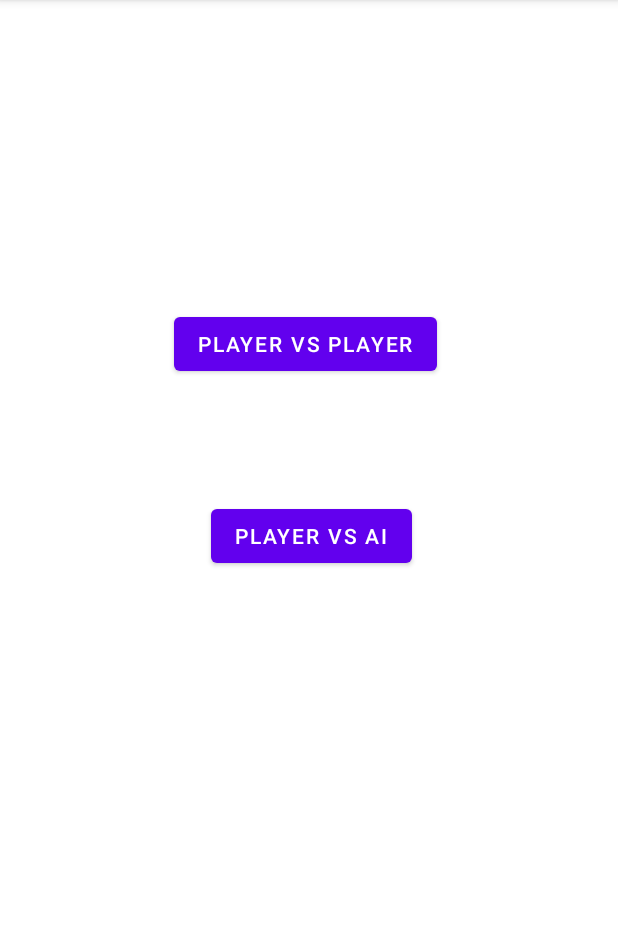
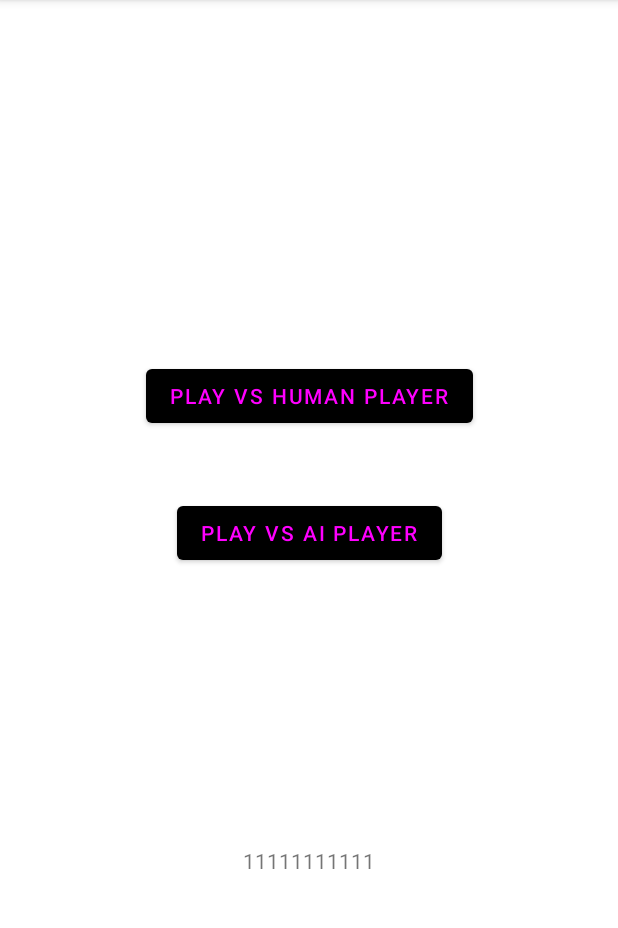
Before and after one commit to ofekbl/TIC_TAC_TOE_app, an Android app: the screen it shows after launch (MainActivity), on a phone screen of 412 x 824 dp, the part 84-1012 px from its top. Run offline under Robolectric (Android 15) with nearby library versions, the phone set to English and light mode, and no system bars.

Commit message:
presenter and view

```diff
--- /dev/null
+++ b/app/src/main/java/com/example/tictactoe/Consts.kt
@@ -0,0 +1,14 @@
+package com.example.tictactoe
+
+class Consts {
+
+    companion object {
+
+        const val PLAYER_TYPE = "player type"
+        const val HUMAN_PLAYER_TYPE = 1
+        const val AI_PLAYER_TYPE = 2
+        const val LAST_PLAYED_TIME = "Last played time"
+        const val MAIN_ACTIVITY_SHARED_PREF_TABLE = "MyPrefs"
+
+    }
+}
--- /dev/null
+++ b/app/src/main/java/com/example/tictactoe/TICTACTOESharedPrefs.kt
@@ -0,0 +1,4 @@
+package com.example.tictactoe
+
+interface TICTACTOESharedPrefs {
+}
--- a/app/src/main/java/com/example/tictactoe/presentation/MainActivity.kt
+++ b/app/src/main/java/com/example/tictactoe/presentation/MainActivity.kt
@@ -1,66 +1,94 @@
 package com.example.tictactoe.presentation
 
+import android.content.Context
 import android.content.Intent
+import android.content.SharedPreferences
+import android.os.Build
 import android.os.Bundle
+import android.util.Log
 import android.widget.Button
+import android.widget.TextView
+import androidx.annotation.RequiresApi
 import androidx.appcompat.app.AppCompatActivity
+import com.example.tictactoe.Consts
 import com.example.tictactoe.R
+import java.time.LocalDate
+import java.util.*
 
 class MainActivity : AppCompatActivity(), MainContract.View {
-
-    private var mvpFactory = MainActivityMVPFactory()
+    private var mvpFactory: MainActivityMVPFactory? = null
+    private var sharedPref: SharedPreferences? = null
+    private var editor: SharedPreferences.Editor? = null
 
     private var presenter: MainContract.Presenter? = null
-    private lateinit var humanPlayerButton: Button
-    private lateinit var aiPlayerButton: Button
+    private var humanPlayerButton: Button? = null
+    private var aiPlayerButton: Button? = null
+    private var lastPlayedTextView: TextView? = null
 
+    @RequiresApi(Build.VERSION_CODES.O)
     override fun onCreate(savedInstanceState: Bundle?) {
         super.onCreate(savedInstanceState)
+        setContentView(R.layout.activity_main)
+
+        sharedPref = this.getSharedPreferences(Consts.MAIN_ACTIVITY_SHARED_PREF_TABLE, Context.MODE_PRIVATE)
+        editor = sharedPref?.edit()
+        mvpFactory = MainActivityMVPFactory(sharedPref)
         createPresenterAndModel()
-        setContentView(R.layout.activity_main)
 
         humanPlayerButton = findViewById(R.id.human_player)
         aiPlayerButton = findViewById(R.id.AI_player)
+        lastPlayedTextView = findViewById(R.id.Last_Seen)
 
-        humanPlayerButton.setOnClickListener {
-        presenter?.playerVSPlayerButtonClicked()
+        humanPlayerButton?.setOnClickListener {
+            presenter?.playerVSPlayerButtonClicked()
+            editor?.putString(Consts.LAST_PLAYED_TIME, LocalDate.now().toString())
+            Log.i("Human button clicked", LocalDate.now().toString())
         }
 
-        aiPlayerButton.setOnClickListener{
-        presenter?.playerVSAIButtonClicked()
+        aiPlayerButton?.setOnClickListener {
+            presenter?.playerVSAIButtonClicked()
+            editor?.putString(Consts.LAST_PLAYED_TIME, LocalDate.now().toString())
+            Log.i("AI button clicked", LocalDate.now().toString())
         }
+        presenter?.viewCreated()
     }
 
-    private fun createPresenterAndModel(){
-        presenter = mvpFactory.createViewAndPresenter(this)
-        mvpFactory.createModel()
+    private fun createPresenterAndModel() {
+        presenter = mvpFactory?.createViewAndPresenter(this)
+        mvpFactory?.createModel()
     }
 
     override fun setPlayerVsPlayerButtonText(text: String) {
-        humanPlayerButton.text = "test"
+        humanPlayerButton?.text = text
     }
 
     override fun setPlayerVsAiButtonText(text: String) {
-        humanPlayerButton.text = "test1"
+        aiPlayerButton?.text = text
     }
 
-    override fun setPlayerVsPlayerButtonTextColor(color: Int){
-        humanPlayerButton.setTextColor(color)
-    }
-    override fun setPlayerVsAiButtonTextColor(color: Int){
-        aiPlayerButton.setTextColor(color)
-    }
-    override fun setPlayerVsPlayerButtonColor(color: Int){
-        humanPlayerButton.setBackgroundColor(color)
-    }
-    override fun setPlayerVsAiButtonColor(color: Int){
-        aiPlayerButton.setBackgroundColor(color)
-
+    override fun setPlayerVsPlayerButtonTextColor(color: Int) {
+        humanPlayerButton?.setTextColor(color)
     }
 
-    override fun openGameActivity(name: String, value: Int) {
+    override fun setPlayerVsAiButtonTextColor(color: Int) {
+        aiPlayerButton?.setTextColor(color)
+    }
+
+    override fun setPlayerVsPlayerButtonColor(color: Int) {
+        humanPlayerButton?.setBackgroundColor(color)
+    }
+
+    override fun setPlayerVsAiButtonColor(color: Int) {
+        aiPlayerButton?.setBackgroundColor(color)
+    }
+
+    override fun setLastPlayedText(date: String){
+        lastPlayedTextView?.text = date
+    }
+
+    override fun openGameActivity(gameType: Int) {
         val intent = Intent(this, GameActivity::class.java)
-        intent.putExtra("player type", 1)
+        intent.putExtra(Consts.PLAYER_TYPE, gameType)
         startActivity(intent)
     }
 }
--- a/app/src/main/java/com/example/tictactoe/presentation/MainActivityMVPFactory.kt
+++ b/app/src/main/java/com/example/tictactoe/presentation/MainActivityMVPFactory.kt
@@ -1,6 +1,10 @@
 package com.example.tictactoe.presentation
 
-class MainActivityMVPFactory {
+import android.content.SharedPreferences
+import android.util.Log
+import com.example.tictactoe.Consts
+
+class MainActivityMVPFactory(private val sharedPreferences: SharedPreferences?) {
 
     var presenter : MainActivityPresenter? = null
     var model : MainActivityModel? = null
@@ -12,6 +16,9 @@ class MainActivityMVPFactory {
     }
 
     fun createModel(){
-        model = MainActivityModel()
+        val lastPlayedText = sharedPreferences?.getString(Consts.LAST_PLAYED_TIME, "12-13-22")
+        model = MainActivityModel(lastPlayed = lastPlayedText!!)
+        Log.i("CreateModel", "last played time from sharedPrefs is $lastPlayedText")
+
     }
 }
--- a/app/src/main/java/com/example/tictactoe/presentation/MainActivityModel.kt
+++ b/app/src/main/java/com/example/tictactoe/presentation/MainActivityModel.kt
@@ -1,8 +1,14 @@
 package com.example.tictactoe.presentation
 
+import android.graphics.Color
 
-class MainActivityModel : MainContract.Model {
-    override var buttonText = ""
-    override var buttonColor = 0
-    override var buttonTextColor = 0
-}
+
+data class MainActivityModel(
+    override var buttonTextAI: String = "Play vs AI Player",
+    override var buttonColorAI : Int = Color.BLACK,
+    override var buttonTextColorAI : Int = Color.MAGENTA,
+    override var buttonTextHuman: String = "Play vs Human Player",
+    override var buttonColorHuman : Int = Color.BLACK,
+    override var buttonTextColorHuman : Int = Color.MAGENTA,
+    override var lastPlayed : String = "11111111111"
+) : MainContract.Model
--- a/app/src/main/java/com/example/tictactoe/presentation/MainActivityPresenter.kt
+++ b/app/src/main/java/com/example/tictactoe/presentation/MainActivityPresenter.kt
@@ -1,27 +1,33 @@
 package com.example.tictactoe.presentation
+
+import com.example.tictactoe.Consts
+
 class MainActivityPresenter : MainContract.Presenter {
 
     private var view: MainContract.View? = null
     private val model = MainActivityModel()
 
-    override fun setMainView(view: MainContract.View) {
+    fun setMainView(view: MainContract.View) {
         this.view = view
     }
 
     override fun playerVSPlayerButtonClicked() {
-       view?.openGameActivity("player type", 1)
+        view?.openGameActivity(Consts.HUMAN_PLAYER_TYPE)
     }
 
     override fun playerVSAIButtonClicked() {
-        view?.openGameActivity("player type", 2)
+        view?.openGameActivity(Consts.AI_PLAYER_TYPE)
     }
 
     override fun viewCreated() {
-        view?.setPlayerVsAiButtonText(model.buttonText)
-        view?.setPlayerVsAiButtonColor(model.buttonColor)
-        view?.setPlayerVsAiButtonTextColor(model.buttonTextColor)
-        view?.setPlayerVsPlayerButtonText(model.buttonText)
-        view?.setPlayerVsPlayerButtonColor(model.buttonColor)
-        view?.setPlayerVsPlayerButtonTextColor(model.buttonTextColor)
+        view?.apply {
+            setPlayerVsAiButtonText(model.buttonTextAI)
+            setPlayerVsAiButtonColor(model.buttonColorAI)
+            setPlayerVsAiButtonTextColor(model.buttonTextColorAI)
+            setPlayerVsPlayerButtonText(model.buttonTextHuman)
+            setPlayerVsPlayerButtonColor(model.buttonColorHuman)
+            setPlayerVsPlayerButtonTextColor(model.buttonTextColorHuman)
+            setLastPlayedText(model.lastPlayed)
+        }
     }
 }
--- a/app/src/main/java/com/example/tictactoe/presentation/MainContract.kt
+++ b/app/src/main/java/com/example/tictactoe/presentation/MainContract.kt
@@ -1,14 +1,15 @@
 package com.example.tictactoe.presentation
-
-import android.content.Context
-import android.content.Intent
 
 interface MainContract {
 
     interface Model{
-        var buttonText : String
-        var buttonColor : Int
-        var buttonTextColor : Int
+        var buttonTextAI: String
+        var buttonColorAI : Int
+        var buttonTextColorAI : Int
+        var buttonTextHuman: String
+        var buttonColorHuman : Int
+        var buttonTextColorHuman : Int
+        var lastPlayed: String
     }
 
     interface View {
@@ -18,11 +19,11 @@ interface MainContract {
         fun setPlayerVsAiButtonTextColor(color: Int)
         fun setPlayerVsPlayerButtonColor(color: Int)
         fun setPlayerVsAiButtonColor(color: Int)
-        fun openGameActivity(name: String, value: Int)
+        fun openGameActivity(value: Int)
+        fun setLastPlayedText(date: String)
     }
 
     interface Presenter {
-        fun setMainView(view: View)
         fun viewCreated()
         fun playerVSPlayerButtonClicked()
         fun playerVSAIButtonClicked()
--- a/app/src/main/res/layout/activity_main.xml
+++ b/app/src/main/res/layout/activity_main.xml
@@ -5,18 +5,14 @@
     android:layout_width="match_parent"
     android:layout_height="match_parent">
 
+
         <Button
             android:id="@+id/human_player"
             android:layout_width="wrap_content"
             android:layout_height="wrap_content"
-        android:layout_marginStart="116dp"
-        android:layout_marginTop="150dp"
-        android:layout_marginEnd="116dp"
-        android:layout_marginBottom="24dp"
+            android:layout_marginTop="240dp"
             android:text="@string/player_vs_player"
-        app:layout_constraintBottom_toTopOf="@+id/AI_player"
             app:layout_constraintEnd_toEndOf="parent"
-        app:layout_constraintHorizontal_bias="0.0"
             app:layout_constraintStart_toStartOf="parent"
             app:layout_constraintTop_toTopOf="parent" />
 
@@ -24,15 +20,23 @@
             android:id="@+id/AI_player"
             android:layout_width="wrap_content"
             android:layout_height="wrap_content"
-        android:layout_marginStart="137dp"
-        android:layout_marginTop="0dp"
-        android:layout_marginEnd="137dp"
-        android:layout_marginBottom="331dp"
             android:text="@string/player_vs_ai"
             app:layout_constraintBottom_toBottomOf="parent"
             app:layout_constraintEnd_toEndOf="parent"
-        app:layout_constraintHorizontal_bias="1.0"
+            app:layout_constraintHorizontal_bias="0.5"
             app:layout_constraintStart_toStartOf="parent"
-        app:layout_constraintTop_toBottomOf="@+id/human_player" />
+            app:layout_constraintTop_toBottomOf="@+id/human_player"
+            app:layout_constraintVertical_bias="0.1" />
 
+        <TextView
+            android:id="@+id/Last_Seen"
+            android:layout_width="wrap_content"
+            android:layout_height="wrap_content"
+            android:text="today"
+            app:layout_constraintStart_toStartOf="parent"
+            app:layout_constraintEnd_toEndOf="parent"
+            app:layout_constraintBottom_toBottomOf="parent"
+            app:layout_constraintTop_toBottomOf="@+id/AI_player"
+
+             />
 </androidx.constraintlayout.widget.ConstraintLayout>
```
Lines whose indentation alone changed are shown as unchanged.
